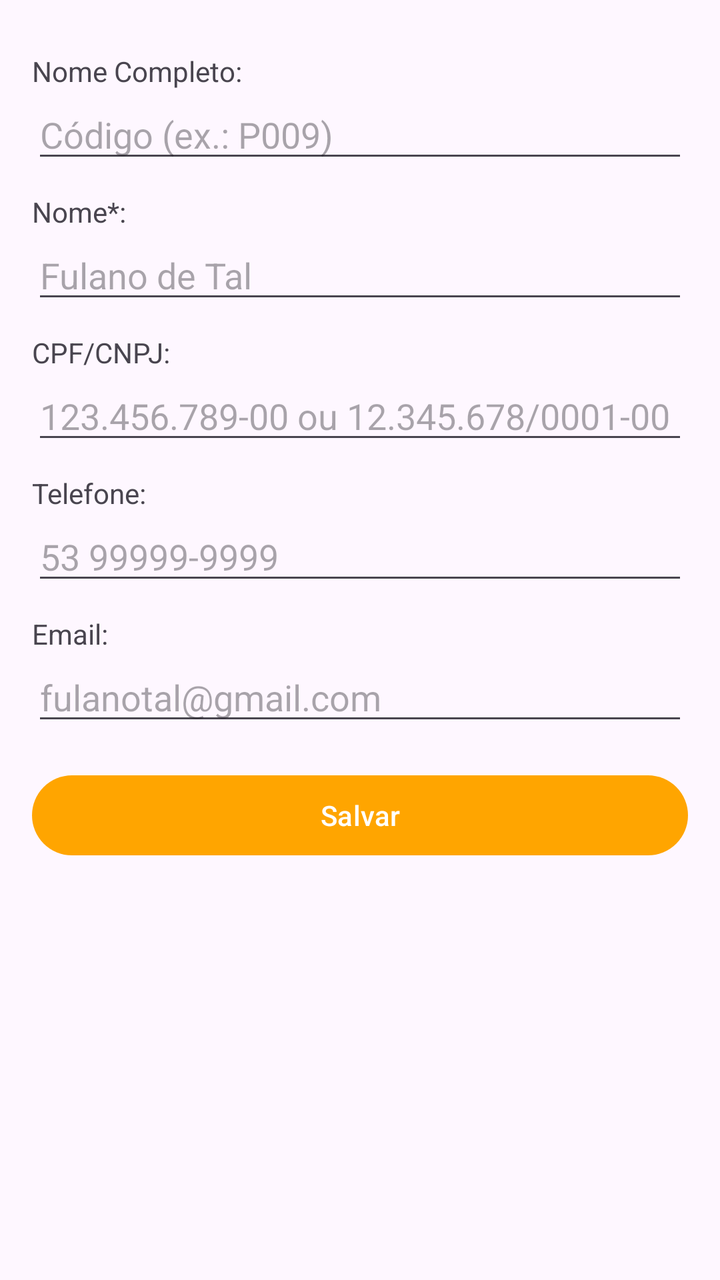
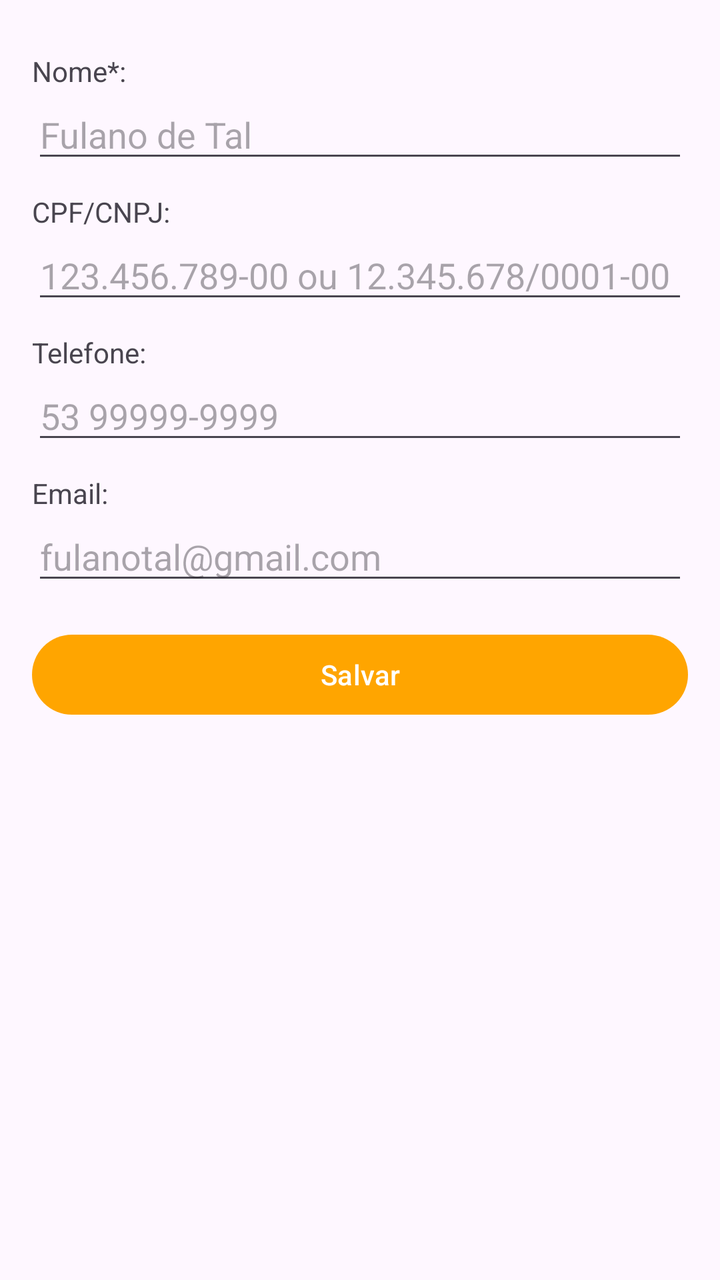

Two renders of the same Android screen: before a commit and after it. Below are the layout's source before the change and the commit's diff.
<!-- AndroidManifest.xml: application theme Theme.Pdv -->
<!-- res/layout/fragment_cliente_form.xml -->
<?xml version="1.0" encoding="utf-8"?>
<LinearLayout xmlns:android="http://schemas.android.com/apk/res/android"
    android:layout_width="match_parent"
    android:layout_height="match_parent"
    android:orientation="vertical"
    android:padding="16dp">
    <TextView
        android:layout_width="match_parent"
        android:layout_height="wrap_content"
        android:layout_marginTop="10dp"
        android:text="Nome Completo:" />

    <EditText
        android:id="@+id/codigo"
        android:layout_width="match_parent"
        android:layout_height="wrap_content"
        android:hint="Código (ex.: P009)"
        android:inputType="textCapCharacters" />

    <TextView
        android:layout_width="match_parent"
        android:layout_height="wrap_content"
        android:layout_marginTop="10dp"
        android:text="Nome*:" />
    <EditText
        android:id="@+id/nome"
        android:layout_width="match_parent"
        android:layout_height="wrap_content"
        android:hint="Fulano de Tal"
        android:inputType="textPersonName" />

    <TextView
        android:layout_width="match_parent"
        android:layout_height="wrap_content"
        android:layout_marginTop="10dp"
        android:text="CPF/CNPJ:" />
    <EditText
        android:id="@+id/cpfcnpj"
        android:layout_width="match_parent"
        android:layout_height="wrap_content"
        android:hint="123.456.789-00 ou 12.345.678/0001-00"
        android:inputType="text" />

    <TextView
        android:layout_width="match_parent"
        android:layout_height="wrap_content"
        android:layout_marginTop="10dp"
        android:text="Telefone:" />
    <EditText
        android:id="@+id/telefone"
        android:layout_width="match_parent"
        android:layout_height="wrap_content"
        android:hint="53 99999-9999"
        android:inputType="number" />
    <TextView
        android:layout_width="match_parent"
        android:layout_height="wrap_content"
        android:layout_marginTop="10dp"
        android:text="Email:" />
    <EditText
        android:id="@+id/email"
        android:layout_width="match_parent"
        android:layout_height="wrap_content"
        android:hint="fulanotal@gmail.com"
        android:inputType="textEmailAddress" />

    <Button
        android:id="@+id/salvar"
        android:layout_width="match_parent"
        android:layout_height="wrap_content"
        android:layout_marginTop="16dp"
        android:text="Salvar" />

    <Button
        android:id="@+id/ativar"
        android:layout_width="match_parent"
        android:layout_height="wrap_content"
        android:layout_marginTop="8dp"
        android:text="Desativar"
        android:visibility="gone" />

</LinearLayout>
<!-- resources referenced by this layout -->
<resources>
  <style name="Theme.Pdv" parent="Base.Theme.Pdv" />
  <style name="Base.Theme.Pdv" parent="Theme.Material3.DayNight">
          
          <item name="colorPrimary">@color/botao_fundo</item>
  
      </style>
  <color name="botao_fundo">#FFA500</color>
</resources>

<!-- the commit's change to res/layout/fragment_cliente_form.xml (unified diff, before → after) -->
@@ -4,18 +4,6 @@
     android:layout_height="match_parent"
     android:orientation="vertical"
     android:padding="16dp">
-    <TextView
-        android:layout_width="match_parent"
-        android:layout_height="wrap_content"
-        android:layout_marginTop="10dp"
-        android:text="Nome Completo:" />
-
-    <EditText
-        android:id="@+id/codigo"
-        android:layout_width="match_parent"
-        android:layout_height="wrap_content"
-        android:hint="Código (ex.: P009)"
-        android:inputType="textCapCharacters" />
 
     <TextView
         android:layout_width="match_parent"
